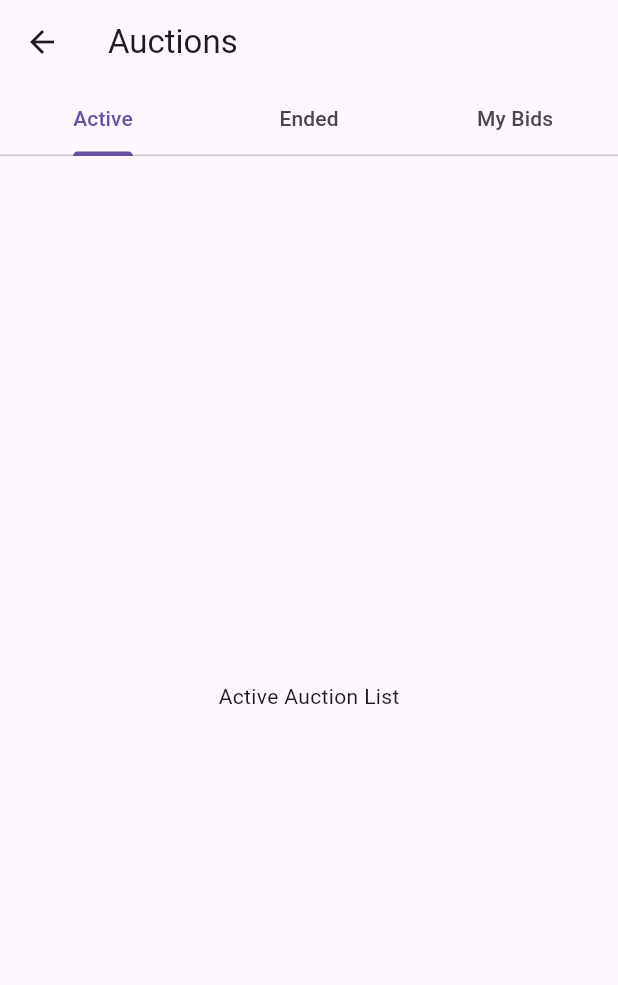
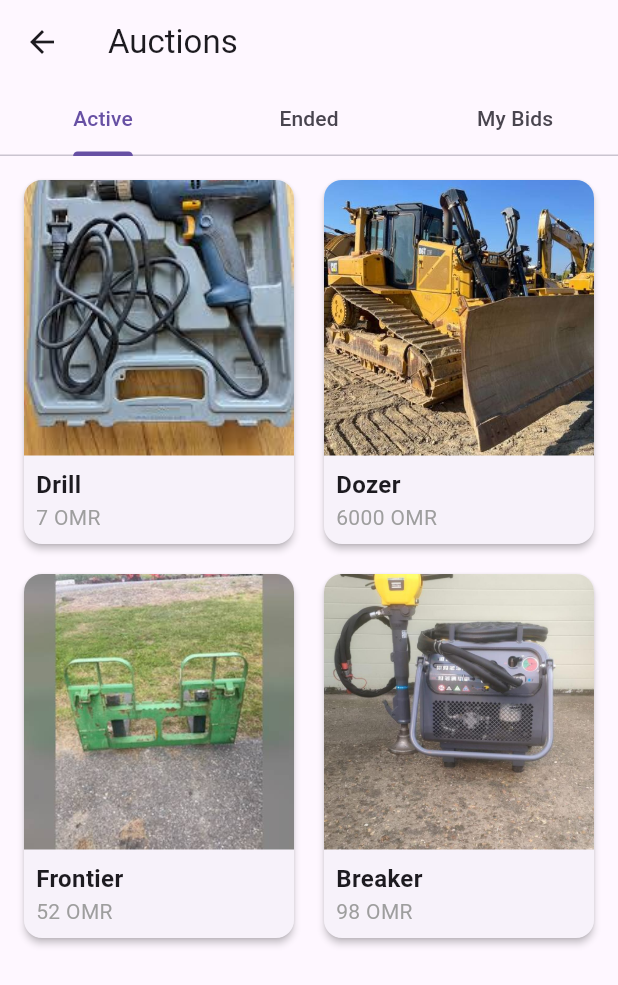
Before and after one commit to redx17775/smart_auction_platform, a Flutter app: the AuctionsPage screen opened directly, on a phone screen of 412 x 824 dp. Shown: the top 985 px of the screen. Run offline on Flutter 3.47's test engine with Material 3 defaults, Android fonts, the phone set to English and light mode, and no system bars; our stand-ins replace cloud_firestore, firebase_core, image_picker; missing offline and left inert: forui; accounts and stored records are empty.

Commit message:
لر
لان

```diff
--- a/lib/pages/auctions_page.dart
+++ b/lib/pages/auctions_page.dart
@@ -1,12 +1,36 @@
 import 'package:flutter/material.dart';
+import 'package:smart_auction_platform/pages/auction_details_page.dart';
 
 class AuctionsPage extends StatelessWidget {
   const AuctionsPage({super.key});
 
+  // Reusing the auction items from home.dart
+  final List<Map<String, String>> auctionItems = const [
+    {'image': 'drill.jpg', 'title': 'Drill', 'price': '7 OMR'},
+    {'image': 'Dozer.jpg', 'title': 'Dozer', 'price': '6000 OMR'},
+    {'image': 'Frontier.jpg', 'title': 'Frontier', 'price': '52 OMR'},
+    {'image': 'Breaker.jpg', 'title': 'Breaker', 'price': '98 OMR'},
+  ];
+
+  String _getDescription(String title) {
+    switch (title) {
+      case 'Drill':
+        return 'A well-maintained used drill press for metalworking.';
+      case 'Dozer':
+        return 'Heavy-duty bulldozer for construction and earthmoving.';
+      case 'Frontier':
+        return 'Reliable tool for various frontier tasks.';
+      case 'Breaker':
+        return 'Powerful breaker machine for demolition.';
+      default:
+        return 'Auction item description.';
+    }
+  }
+
   @override
   Widget build(BuildContext context) {
     return DefaultTabController(
-      length: 3, // Number of tabs
+      length: 3,
       child: Scaffold(
         appBar: AppBar(
           title: const Text('Auctions'),
@@ -18,11 +42,92 @@ class AuctionsPage extends StatelessWidget {
             ],
           ),
         ),
-        body: const TabBarView(
+        body: TabBarView(
           children: [
-            Center(child: Text('Active Auction List')),
-            Center(child: Text('Ended Auctions')),
-            Center(child: Text('My Bids')),
+            // Active Auctions Grid
+            Padding(
+              padding: const EdgeInsets.all(12.0),
+              child: GridView.builder(
+                gridDelegate: const SliverGridDelegateWithFixedCrossAxisCount(
+                  crossAxisCount: 2,
+                  crossAxisSpacing: 12,
+                  mainAxisSpacing: 12,
+                  childAspectRatio: 0.75,
+                ),
+                itemCount: auctionItems.length,
+                itemBuilder: (context, index) {
+                  final item = auctionItems[index];
+                  return _auctionGridItem(context, item);
+                },
+              ),
+            ),
+            // Ended Auctions (same grid but could filter different items)
+            const Center(child: Text('Ended Auctions')),
+            // My Bids
+            const Center(child: Text('My Bids')),
+          ],
+        ),
+      ),
+    );
+  }
+
+  Widget _auctionGridItem(BuildContext context, Map<String, String> item) {
+    return GestureDetector(
+      onTap: () {
+        Navigator.push(
+          context,
+          MaterialPageRoute(
+            builder: (_) => AuctionDetailsPage(
+              imagePath: 'assets/images/${item['image']}',
+              title: item['title']!,
+              currentBid: item['price']!,
+              description: _getDescription(item['title']!),
+            ),
+          ),
+        );
+      },
+      child: Card(
+        elevation: 2,
+        shape: RoundedRectangleBorder(
+          borderRadius: BorderRadius.circular(12),
+        ),
+        child: Column(
+          crossAxisAlignment: CrossAxisAlignment.start,
+          children: [
+            Expanded(
+              child: ClipRRect(
+                borderRadius: const BorderRadius.vertical(
+                  top: Radius.circular(12),
+                ),
+                child: Image.asset(
+                  'assets/images/${item['image']}',
+                  width: double.infinity,
+                  fit: BoxFit.cover,
+                ),
+              ),
+            ),
+            Padding(
+              padding: const EdgeInsets.all(8.0),
+              child: Column(
+                crossAxisAlignment: CrossAxisAlignment.start,
+                children: [
+                  Text(
+                    item['title']!,
+                    style: const TextStyle(
+                      fontWeight: FontWeight.bold,
+                      fontSize: 16,
+                    ),
+                  ),
+                  Text(
+                    item['price']!,
+                    style: const TextStyle(
+                      color: Colors.grey,
+                      fontSize: 14,
+                    ),
+                  ),
+                ],
+              ),
+            ),
           ],
         ),
       ),
--- a/pubspec.yaml
+++ b/pubspec.yaml
@@ -19,7 +19,7 @@ publish_to: 'none' # Remove this line if you wish to publish to pub.dev
 version: 1.0.0+1
 
 environment:
-  sdk: ^3.7.2
+  sdk: "^3.7.2"
 
 # Dependencies specify other packages that your package needs in order to work.
 # To automatically upgrade your package dependencies to the latest versions
```
